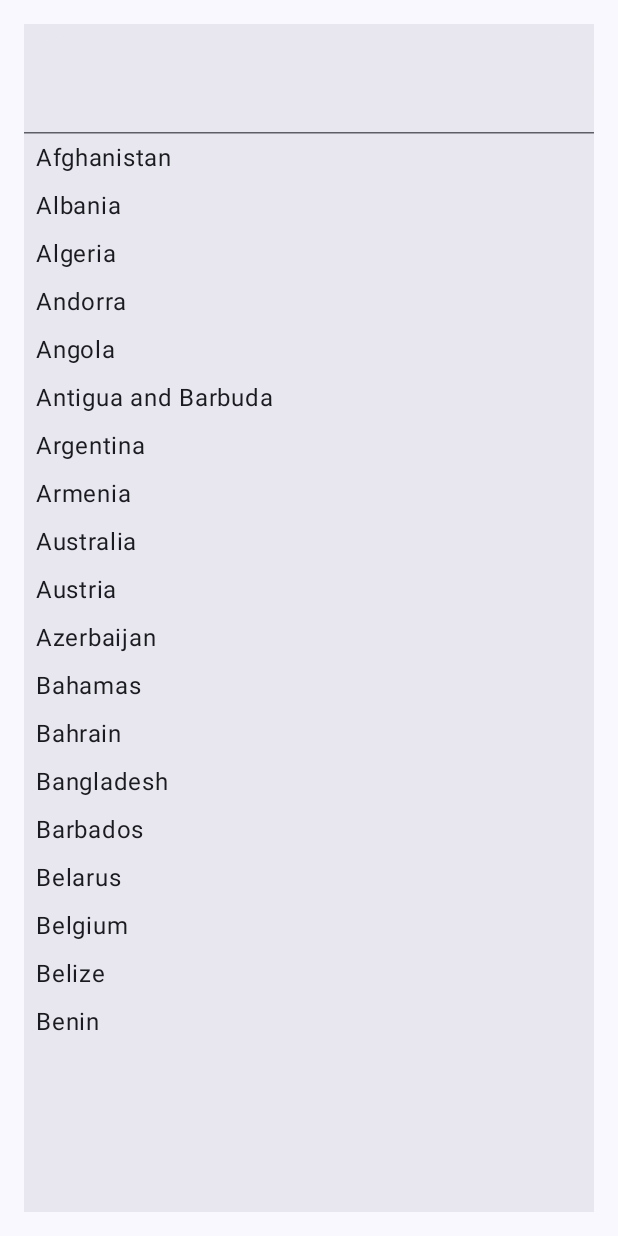
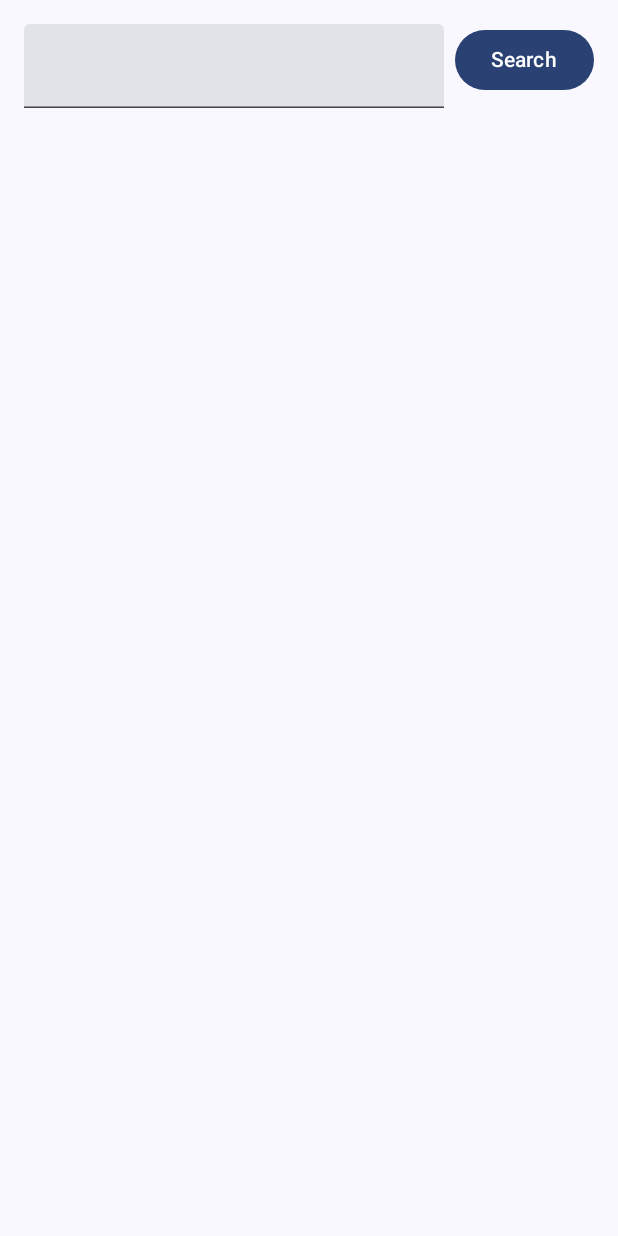
Before and after one commit to shirrumon/flibicker, an Android app built with Jetpack Compose: the screen it shows after launch (MainActivity), on a phone screen of 412 x 824 dp. Run offline under Robolectric (Android 15) with nearby library versions, the phone set to English and light mode, and no system bars; our stand-ins replace Dagger/Hilt's generated code; libraries missing offline, so code that uses them is left out: io.ktor.serialization; 1 statement that could not run was skipped.

```diff
--- a/app/src/main/AndroidManifest.xml
+++ b/app/src/main/AndroidManifest.xml
@@ -1,6 +1,9 @@
 <?xml version="1.0" encoding="utf-8"?>
 <manifest xmlns:android="http://schemas.android.com/apk/res/android"
     xmlns:tools="http://schemas.android.com/tools">
+    <uses-permission android:name="android.permission.ACCESS_NETWORK_STATE"/>
+    <uses-permission android:name="android.permission.ACCESS_WIFI_STATE"/>
+    <uses-permission android:name="android.permission.INTERNET"/>
 
     <application
         android:name=".App"
--- /dev/null
+++ b/app/src/main/java/com/vergiltech/flibicker/networking/api/flibusta/FlibustaApi.kt
@@ -0,0 +1,29 @@
+package com.vergiltech.flibicker.networking.api.flibusta
+
+import android.util.Log
+import com.vergiltech.flibicker.networking.api.flibusta.mapper.BookMapper
+import com.vergiltech.flibicker.networking.api.flibusta.mapper.BookMapper.serializeBookSearch
+import com.vergiltech.flibicker.networking.core.Ktor
+import io.ktor.client.request.get
+import io.ktor.client.statement.HttpResponse
+import io.ktor.client.statement.bodyAsText
+import java.net.URLEncoder
+import javax.inject.Inject
+
+
+class FlibustaApi @Inject constructor(
+    ktorConfig: Ktor,
+) {
+    private val client = ktorConfig.client()
+    private val url = "http://flibusta.site/opds"
+
+    suspend fun searchBook(bookName: String): BookMapper.Root? {
+        val response: HttpResponse = client.get(getSearchBookPattern(bookName))
+        val data = serializeBookSearch(response.bodyAsText())
+
+        return data
+    }
+
+    private fun getSearchBookPattern(bookName: String) =
+        "$url/opensearch?searchTerm=${URLEncoder.encode(bookName, "UTF-8")}&amp;searchType=books"
+}
--- /dev/null
+++ b/app/src/main/java/com/vergiltech/flibicker/networking/core/Client.kt
@@ -0,0 +1,29 @@
+package com.vergiltech.flibicker.networking.core
+
+import dagger.Module
+import dagger.Provides
+import dagger.hilt.InstallIn
+import dagger.hilt.components.SingletonComponent
+import io.ktor.client.HttpClient
+import io.ktor.client.engine.cio.CIO
+import io.ktor.client.plugins.contentnegotiation.ContentNegotiation
+import io.ktor.serialization.kotlinx.xml.xml
+import javax.inject.Inject
+import javax.inject.Singleton
+
+@Module
+@InstallIn(SingletonComponent::class)
+class Ktor @Inject constructor() {
+    private val _client = HttpClient(CIO) {
+        expectSuccess = true
+        install(ContentNegotiation) {
+            xml()
+        }
+    }
+
+    @Singleton
+    @Provides
+    fun client(): HttpClient {
+        return _client
+    }
+}
--- a/app/src/main/java/com/vergiltech/flibicker/screen/main/partials/Search.kt
+++ b/app/src/main/java/com/vergiltech/flibicker/screen/main/partials/Search.kt
@@ -3,50 +3,36 @@ package com.vergiltech.flibicker.screen.main.partials
 import android.annotation.SuppressLint
 import androidx.compose.foundation.layout.Arrangement
 import androidx.compose.foundation.layout.Column
+import androidx.compose.foundation.layout.Row
 import androidx.compose.foundation.layout.fillMaxWidth
 import androidx.compose.foundation.layout.padding
-import androidx.compose.foundation.lazy.LazyColumn
-import androidx.compose.foundation.lazy.items
-import androidx.compose.material3.ExperimentalMaterial3Api
-import androidx.compose.material3.SearchBar
+import androidx.compose.material3.Button
 import androidx.compose.material3.Text
+import androidx.compose.material3.TextField
 import androidx.compose.runtime.Composable
-import androidx.compose.runtime.collectAsState
 import androidx.compose.runtime.getValue
+import androidx.compose.runtime.mutableStateOf
+import androidx.compose.runtime.remember
+import androidx.compose.runtime.setValue
 import androidx.compose.ui.Modifier
 import androidx.compose.ui.unit.dp
 import com.vergiltech.flibicker.screen.main.vm.HomeViewModel
 
 @SuppressLint("UnusedMaterial3ScaffoldPaddingParameter")
-@OptIn(ExperimentalMaterial3Api::class)
 @Composable
 fun Search(homeViewModel: HomeViewModel) {
-    val searchText by homeViewModel.searchText.collectAsState()
-    val isSearching by homeViewModel.isSearching.collectAsState()
-    val countriesList by homeViewModel.countriesList.collectAsState()
+    var providedValue by remember { mutableStateOf("") }
 
     Column(modifier = Modifier.fillMaxWidth(), verticalArrangement = Arrangement.Top) {
-        SearchBar(
-            query = searchText,
-            onQueryChange = homeViewModel::onSearchTextChange,
-            onSearch = homeViewModel::onSearchTextChange,
-            active = isSearching,
-            onActiveChange = { homeViewModel.onToogleSearch() },
+        Row(
             modifier = Modifier
                 .fillMaxWidth()
-                .padding(16.dp)
+                .padding(16.dp),
+            horizontalArrangement = Arrangement.Absolute.SpaceBetween
         ) {
-            LazyColumn {
-                items(countriesList) { country ->
-                    Text(
-                        text = country,
-                        modifier = Modifier.padding(
-                            start = 8.dp,
-                            top = 4.dp,
-                            end = 8.dp,
-                            bottom = 4.dp)
-                    )
-                }
+            TextField(value = providedValue, onValueChange = { providedValue = it })
+            Button(onClick = { homeViewModel.searchBook(providedValue) }) {
+                Text(text = "Search")
             }
         }
     }
--- a/app/src/main/java/com/vergiltech/flibicker/screen/main/vm/HomeViewModel.kt
+++ b/app/src/main/java/com/vergiltech/flibicker/screen/main/vm/HomeViewModel.kt
@@ -2,69 +2,25 @@ package com.vergiltech.flibicker.screen.main.vm
 
 import androidx.lifecycle.ViewModel
 import androidx.lifecycle.viewModelScope
+import com.vergiltech.flibicker.networking.api.flibusta.FlibustaApi
+import com.vergiltech.flibicker.networking.api.flibusta.mapper.BookMapper
 import dagger.hilt.android.lifecycle.HiltViewModel
+import kotlinx.coroutines.Dispatchers
 import kotlinx.coroutines.flow.MutableStateFlow
-import kotlinx.coroutines.flow.SharingStarted
 import kotlinx.coroutines.flow.asStateFlow
-import kotlinx.coroutines.flow.combine
-import kotlinx.coroutines.flow.stateIn
+import kotlinx.coroutines.launch
 import javax.inject.Inject
 
 @HiltViewModel
-class HomeViewModel @Inject constructor(): ViewModel() {
-    //first state whether the search is happening or not
-    private val _isSearching = MutableStateFlow(false)
-    val isSearching = _isSearching.asStateFlow()
+class HomeViewModel @Inject constructor(
+    private val flibustaApi: FlibustaApi
+): ViewModel() {
+    private val _bookSearchResult = MutableStateFlow<BookMapper.Root?>(null) //TODO: only for test. Should be replaced by collection
+    val bookSearchResult = _bookSearchResult.asStateFlow()
 
-    //second state the text typed by the user
-    private val _searchText = MutableStateFlow("")
-    val searchText = _searchText.asStateFlow()
-
-    private val countries = listOf(
-        "Afghanistan",
-        "Albania",
-        "Algeria",
-        "Andorra",
-        "Angola",
-        "Antigua and Barbuda",
-        "Argentina",
-        "Armenia",
-        "Australia",
-        "Austria",
-        "Azerbaijan",
-        "Bahamas",
-        "Bahrain",
-        "Bangladesh",
-        "Barbados",
-        "Belarus",
-        "Belgium",
-        "Belize",
-        "Benin")
-
-    //third state the list to be filtered
-    private val _countriesList = MutableStateFlow(countries)
-    val countriesList = searchText
-        .combine(_countriesList) { text, countries ->//combine searchText with _contriesList
-            if (text.isBlank()) { //return the entery list of countries if not is typed
-                countries
-            }
-            countries.filter { country ->// filter and return a list of countries based on the text the user typed
-                country.uppercase().contains(text.trim().uppercase())
-            }
-        }.stateIn(//basically convert the Flow returned from combine operator to StateFlow
-            scope = viewModelScope,
-            started = SharingStarted.WhileSubscribed(5000),//it will allow the StateFlow survive 5 seconds before it been canceled
-            initialValue = _countriesList.value
-        )
-
-    fun onSearchTextChange(text: String) {
-        _searchText.value = text
-    }
-
-    fun onToogleSearch() {
-        _isSearching.value = !_isSearching.value
-        if (!_isSearching.value) {
-            onSearchTextChange("")
+    fun searchBook(query: String) {
+        viewModelScope.launch(Dispatchers.IO) {
+            _bookSearchResult.value = flibustaApi.searchBook(query)
         }
     }
 }
--- a/build.gradle.kts
+++ b/build.gradle.kts
@@ -4,4 +4,5 @@ plugins {
     alias(libs.plugins.jetbrains.kotlin.android) apply false
     alias(libs.plugins.compose.compiler) apply false
     id("com.google.dagger.hilt.android") version "2.51.1" apply false
+    id("org.jetbrains.kotlin.plugin.serialization") version "2.0.0" apply false
 }
```
Also changed, not shown: app/build.gradle.kts (+25 -0 lines), app/src/main/java/com/vergiltech/flibicker/networking/api/flibusta/mapper/BookMapper.kt (added, +82 -0 lines), app/src/main/java/com/vergiltech/flibicker/screen/main/HomeScreen.kt (+60 -1 lines), gradle/libs.versions.toml (+10 -0 lines).
